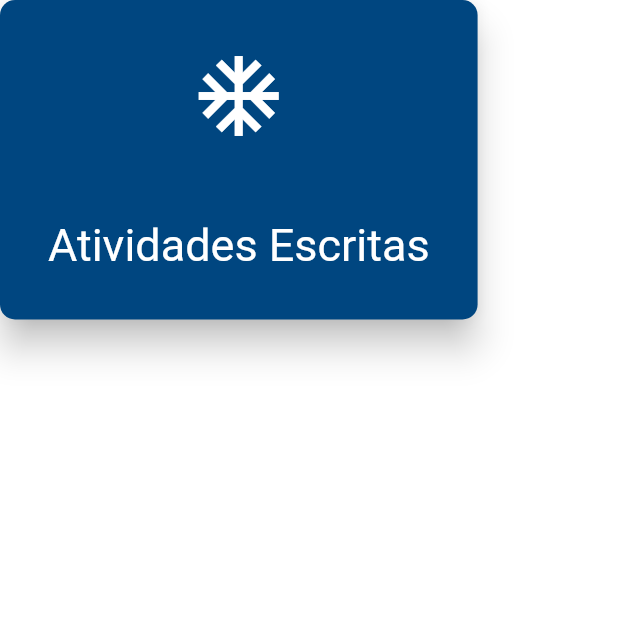
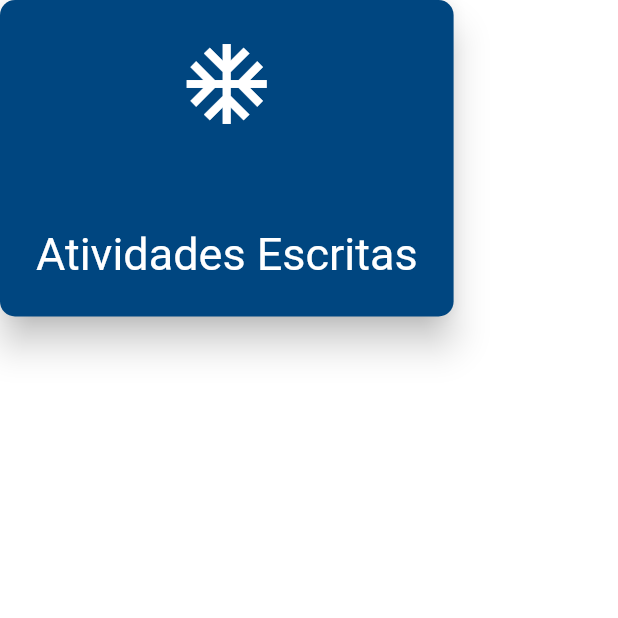
Before and after one commit to Maua-Dev/smile_front, a Flutter app: the screen it shows after launch, on a phone screen of 412 x 824 dp, the top half of it. Run offline on Flutter 3.47's test engine with Material 2 defaults, Android fonts, the phone set to English and light mode, and no system bars; our stand-ins replace flutter_mobx, flutter_modular, fluttericon, google_fonts, mobx; generated files the repository leaves out were written again.

Commit message:
Criação do main navigation button

```diff
--- a/lib/app/modules/logged-home/ui/widgets/navigation_button_widget.dart
+++ b/lib/app/modules/logged-home/ui/widgets/navigation_button_widget.dart
@@ -26,7 +26,7 @@ class NavigationButtonWidget extends StatelessWidget {
                 color: Colors.white,
               ),
               const SizedBox(
-                height: 50,
+                height: 64,
               ),
               Text(
                 title,
@@ -37,7 +37,7 @@ class NavigationButtonWidget extends StatelessWidget {
           ),
           style: ButtonStyle(
               padding: MaterialStateProperty.all<EdgeInsetsGeometry?>(
-                  const EdgeInsets.symmetric(horizontal: 32, vertical: 32)),
+                  const EdgeInsets.symmetric(horizontal: 24, vertical: 24)),
               elevation: MaterialStateProperty.all<double?>(10),
               backgroundColor:
                   MaterialStateProperty.all<Color?>(AppColors.brandingBlue),
--- a/lib/app/shared/themes/app_text_styles.dart
+++ b/lib/app/shared/themes/app_text_styles.dart
@@ -15,9 +15,15 @@ class AppTextStyles {
     fontWeight: FontWeight.w400,
   );
 
+  static final TextStyle thinButton = GoogleFonts.roboto(
+    color: Colors.white,
+    fontSize: 25,
+    fontWeight: FontWeight.w100,
+  );
+
   static final TextStyle buttonBold = GoogleFonts.roboto(
     color: Colors.white,
-    fontSize: 70,
+    fontSize: 25,
     fontWeight: FontWeight.w900,
   );
 
```
Also changed, not shown: lib/app/modules/logged-home/ui/widgets/main_navigation_button_widget.dart (added, +85 -0 lines).
